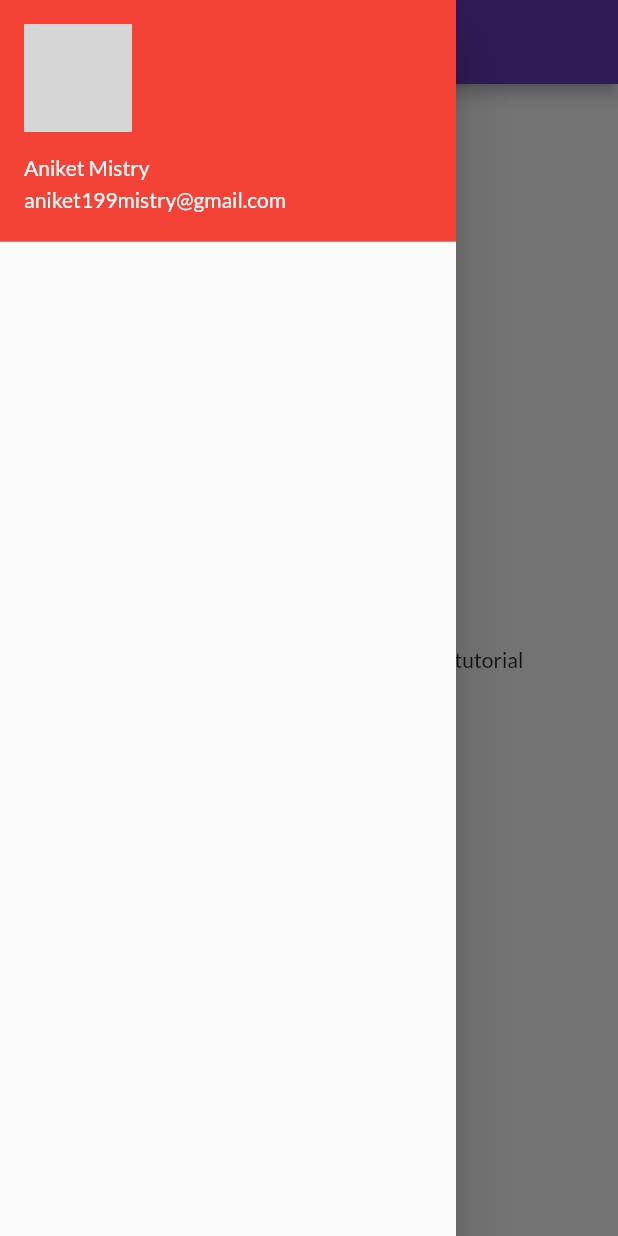
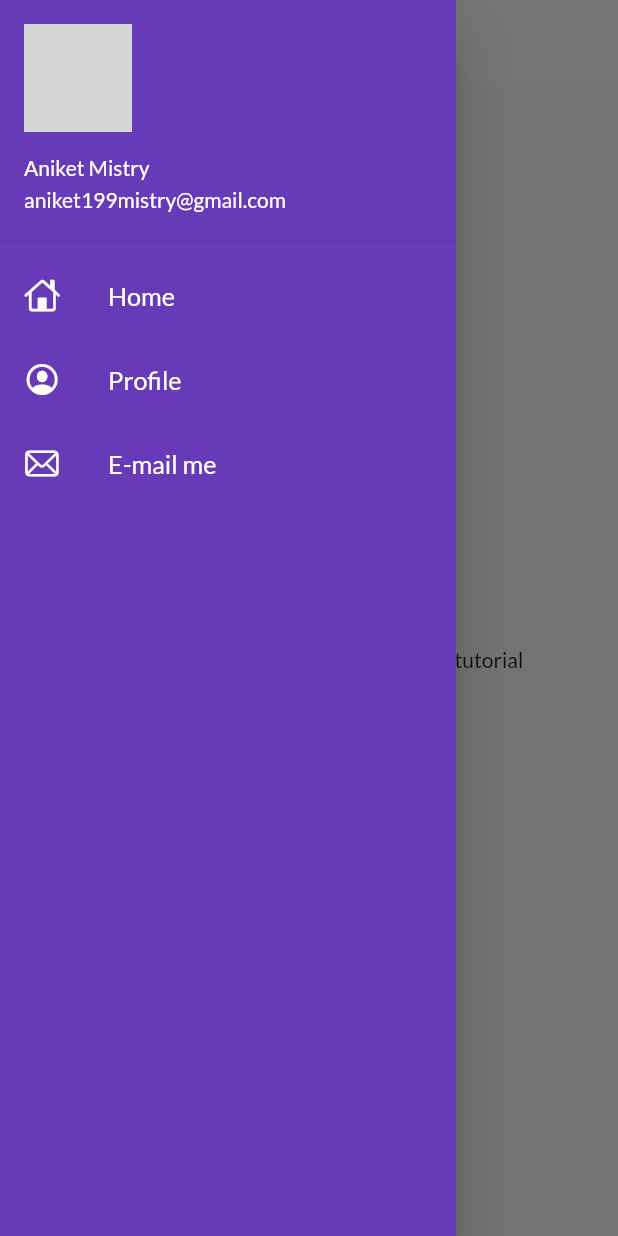
Before and after one commit to Aniket0162/30DaysOfFlutter, a Flutter app: the screen it shows after launch, with the side drawer open, on a phone screen of 412 x 824 dp. Run offline on Flutter 3.47's test engine with Material 2 defaults, Android fonts, the light colour scheme and no system bars; our stand-ins replace google_fonts; network calls fail; grey boxes are pictures that could not be loaded.

Commit message:
theme extracted

```diff
--- a/lib/home_page.dart
+++ b/lib/home_page.dart
@@ -12,7 +12,13 @@ class HomePage extends StatelessWidget {
     return Scaffold(
       //in scaffold we have many components
       appBar: AppBar(
-        title: Text("Catelog App"),
+        // backgroundColor: Colors.white,
+        // elevation: 0.0,
+        // iconTheme: IconThemeData(color: Colors.black),
+        title: Text(
+          "Catelog App",
+          // style: TextStyle(color: Colors.black),
+        ),
       ),
       body: Center(
         child: Container(
--- a/lib/main.dart
+++ b/lib/main.dart
@@ -1,70 +1,20 @@
-// //First wee will import library name material.dart.
-// import 'package:flutter/material.dart';
-
-// //Every entry point of Flutter Start with main method.
-// void main() {
-//   //We will call method runApp & gave a name to our app called MyApp.
-//   runApp(MyApp());
-// }
-
-// // by Typing Stl = we will get State less Widget.
-// class MyApp extends StatelessWidget {
-//   const MyApp({Key? key}) : super(key: key);
-
-//   @override
-//   // in built method  we will do our ui work & we will call built method again.
-//   Widget build(BuildContext context) {
-//     return MaterialApp(
-//       //We are going to create new App that can be (MaterialApp, Widget, QupertinoApp)
-//       home: Material(
-//         //We have Wrap the container with another conatiner name ( Material )
-//         child: Container(
-//           child: Center(
-//             //By useing this we have wrap our container to center
-//             child: Text("Welcome to our 30 Days Flutter tutorial"),
-//           ),
-//         ),
-//       ),
-//     );
-//   }
-// }
-
-//First wee will import library name material.dart.
+import 'package:flutter/material.dart';
 import 'package:demotest/pages/login_page.dart';
 import 'package:demotest/pages/utiles/routes.dart';
-import 'package:flutter/material.dart';
-import 'package:google_fonts/google_fonts.dart';
+import 'home_page.dart';
+import 'widgets/theme.dart';
 
-import 'home_page.dart';
-
-//Every entry point of Flutter Start with main method.
 void main() {
-  //We will call method runApp & gave a name to our app called MyApp.
   runApp(MyApp());
 }
 
 class MyApp extends StatelessWidget {
-  const MyApp({Key? key}) : super(key: key);
-
   @override
-  // 90% of things we use in flutter is widget
   Widget build(BuildContext context) {
-    // double pi = 3.14;
-    // bool ismale = true;
-
-    // num temp = 30.5;
-    // var day = "Monday"; // In We can give any values rather it is an integer , variable or string.
-    // const year = 365;   //we Can give constant value to any variable or integer.
-    // final
-
     return MaterialApp(
-      // home: HomePage(),
       themeMode: ThemeMode.light,
-      theme: ThemeData(
-        primarySwatch: Colors.deepPurple,
-        fontFamily: GoogleFonts.lato().fontFamily,
-      ),
-      darkTheme: ThemeData(brightness: Brightness.dark),
+      theme: Mytheme.lightTheme(context),
+      darkTheme: Mytheme.darkTheme(context),
       debugShowCheckedModeBanner: false,
       initialRoute: MyRoutes.homeRoute,
       // initialRoute: "/home",
--- a/lib/widgets/drawer.dart
+++ b/lib/widgets/drawer.dart
@@ -1,5 +1,4 @@
-import 'dart:html';
-
+import 'package:flutter/cupertino.dart';
 import 'package:flutter/material.dart';
 
 class MyDrawer extends StatelessWidget {
@@ -9,13 +8,16 @@ class MyDrawer extends StatelessWidget {
         "https://pbs.twimg.com/profile_images/1553712988280000513/cI2VKVUb_400x400.jpg";
     // final imageUrl = "Zoro.jpg";
     return Drawer(
+      child: Container(
+        color: Colors.deepPurple,
         child: ListView(
+          padding: EdgeInsets.zero,
           children: [
             DrawerHeader(
               padding: EdgeInsets.zero,
               child: UserAccountsDrawerHeader(
                 margin: EdgeInsets.zero,
-              decoration: BoxDecoration(color: Colors.red),
+                decoration: BoxDecoration(color: Colors.deepPurple),
                 accountName: Text("Aniket Mistry"),
                 accountEmail: Text("aniket199mistry@gmail.com"),
                 currentAccountPicture: CircleAvatar(
@@ -25,8 +27,40 @@ class MyDrawer extends StatelessWidget {
                 // if you want too use downloaded image then use this
                 // currentAccountPicture: Image.asset("assets/images/Zoro.jpg"),
               ),
-          )
+            ),
+            ListTile(
+              leading: Icon(CupertinoIcons.home, color: Colors.white),
+              title: Text(
+                "Home",
+                textScaleFactor: 1.2,
+                style: TextStyle(
+                  color: Colors.white,
+                ),
+              ),
+            ),
+            ListTile(
+              leading:
+                  Icon(CupertinoIcons.profile_circled, color: Colors.white),
+              title: Text(
+                "Profile",
+                textScaleFactor: 1.2,
+                style: TextStyle(
+                  color: Colors.white,
+                ),
+              ),
+            ),
+            ListTile(
+              leading: Icon(CupertinoIcons.mail, color: Colors.white),
+              title: Text(
+                "E-mail me",
+                textScaleFactor: 1.2,
+                style: TextStyle(
+                  color: Colors.white,
+                ),
+              ),
+            ),
           ],
+        ),
       ),
     );
   }
--- /dev/null
+++ b/lib/widgets/theme.dart
@@ -0,0 +1,19 @@
+import 'package:flutter/material.dart';
+import 'package:google_fonts/google_fonts.dart';
+
+class Mytheme {
+  static ThemeData lightTheme(BuildContext context) => ThemeData(
+      primarySwatch: Colors.deepPurple,
+      fontFamily: GoogleFonts.lato().fontFamily,
+      appBarTheme: AppBarTheme(
+        color: Colors.white,
+        elevation: 0.0,
+        iconTheme: IconThemeData(color: Colors.black),
+        toolbarTextStyle: Theme.of(context).textTheme.bodyText2,
+        titleTextStyle: Theme.of(context).textTheme.headline6,
+      ));
+
+  static ThemeData darkTheme(BuildContext context) => ThemeData(
+        brightness: Brightness.dark,
+      );
+}
```
Also changed, not shown: 1 other file. Lines whose indentation alone changed are shown as unchanged.
